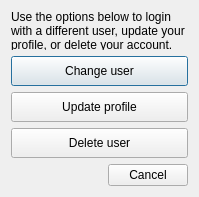
First picture: the form in LDMP/gui/DlgSettingsEdit.ui, repository ConservationInternational/trends.earth, before the edit.
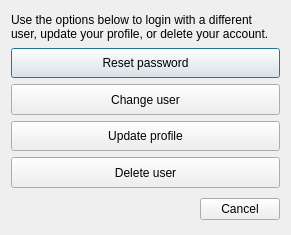
Second picture: the form after the edit.

Commit message: draft of GUI refactoring. Not using auth framework yet

The edit to the form file:
```diff
--- a/LDMP/gui/DlgSettingsEdit.ui
+++ b/LDMP/gui/DlgSettingsEdit.ui
@@ -6,8 +6,8 @@
    <rect>
     <x>0</x>
     <y>0</y>
-    <width>199</width>
-    <height>197</height>
+    <width>291</width>
+    <height>235</height>
    </rect>
   </property>
   <property name="sizePolicy">
@@ -36,6 +36,31 @@
      </property>
     </widget>
    </item>
+   <item>
+    <widget class="QPushButton" name="pushButton_forgot_pwd">
+     <property name="sizePolicy">
+      <sizepolicy hsizetype="Minimum" vsizetype="Minimum">
+       <horstretch>0</horstretch>
+       <verstretch>0</verstretch>
+      </sizepolicy>
+     </property>
+     <property name="minimumSize">
+      <size>
+       <width>0</width>
+       <height>30</height>
+      </size>
+     </property>
+     <property name="font">
+      <font>
+       <weight>50</weight>
+       <bold>false</bold>
+      </font>
+     </property>
+     <property name="text">
+      <string>Reset password</string>
+     </property>
+    </widget>
+   </item>
    <item>
     <widget class="QPushButton" name="pushButton_change_user">
      <property name="sizePolicy">
```
The commit also changes 2 other files.
